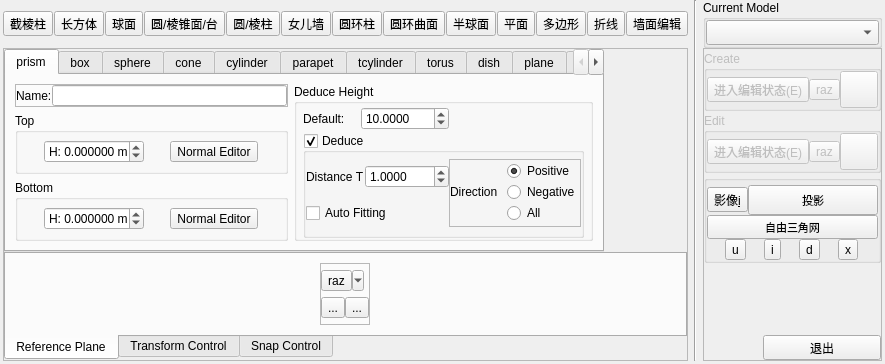
StOriJimmy/CloudCompare, file qCC/ui_templates/bdr3DGeometryEditPanel.ui: the form before one commit.
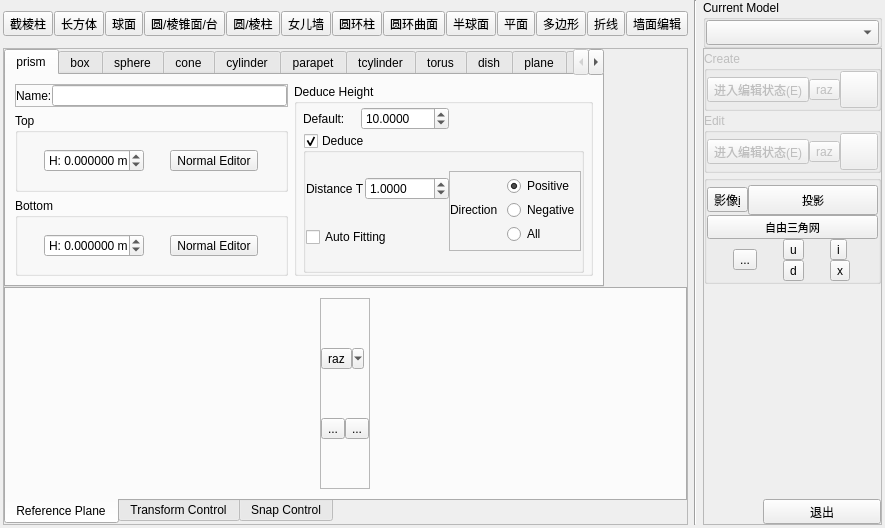
The form after the commit. Icons and pictures are not drawn.

The edit to the form file:
```diff
--- a/qCC/ui_templates/bdr3DGeometryEditPanel.ui
+++ b/qCC/ui_templates/bdr3DGeometryEditPanel.ui
@@ -7,7 +7,7 @@
     <x>0</x>
     <y>0</y>
     <width>632</width>
-    <height>330</height>
+    <height>528</height>
    </rect>
   </property>
   <property name="sizePolicy">
@@ -3219,11 +3219,31 @@
           </widget>
          </item>
          <item row="2" column="0" colspan="2">
-          <layout class="QHBoxLayout" name="horizontalLayout_6">
+          <layout class="QGridLayout" name="gridLayout_7">
            <property name="spacing">
             <number>0</number>
            </property>
-           <item>
+           <item row="2" column="1">
+            <widget class="QToolButton" name="csgDiffToolButton">
+             <property name="toolTip">
+              <string>CSG difference</string>
+             </property>
+             <property name="text">
+              <string>d</string>
+             </property>
+             <property name="icon">
+              <iconset resource="../icones.qrc">
+               <normaloff>:/CC/Stocker/images/stocker/csg_diff.png</normaloff>:/CC/Stocker/images/stocker/csg_diff.png</iconset>
+             </property>
+             <property name="iconSize">
+              <size>
+               <width>20</width>
+               <height>20</height>
+              </size>
+             </property>
+            </widget>
+           </item>
+           <item row="0" column="1">
             <widget class="QToolButton" name="csgUnionToolButton">
              <property name="toolTip">
               <string>CSG union</string>
@@ -3243,7 +3263,7 @@
              </property>
             </widget>
            </item>
-           <item>
+           <item row="0" column="2">
             <widget class="QToolButton" name="csgIntersectToolButton">
              <property name="toolTip">
               <string>CSG intersection</string>
@@ -3263,27 +3283,7 @@
              </property>
             </widget>
            </item>
-           <item>
-            <widget class="QToolButton" name="csgDiffToolButton">
-             <property name="toolTip">
-              <string>CSG difference</string>
-             </property>
-             <property name="text">
-              <string>d</string>
-             </property>
-             <property name="icon">
-              <iconset resource="../icones.qrc">
-               <normaloff>:/CC/Stocker/images/stocker/csg_diff.png</normaloff>:/CC/Stocker/images/stocker/csg_diff.png</iconset>
-             </property>
-             <property name="iconSize">
-              <size>
-               <width>20</width>
-               <height>20</height>
-              </size>
-             </property>
-            </widget>
-           </item>
-           <item>
+           <item row="2" column="2">
             <widget class="QToolButton" name="csgXorToolButton">
              <property name="toolTip">
               <string>CSG symmetric difference</string>
@@ -3303,6 +3303,26 @@
              </property>
             </widget>
            </item>
+           <item row="0" column="0" rowspan="3">
+            <widget class="QToolButton" name="csgToolButton">
+             <property name="toolTip">
+              <string>CSG operation</string>
+             </property>
+             <property name="text">
+              <string>...</string>
+             </property>
+             <property name="icon">
+              <iconset resource="../icones.qrc">
+               <normaloff>:/CC/Stocker/images/stocker/sitemap.png</normaloff>:/CC/Stocker/images/stocker/sitemap.png</iconset>
+             </property>
+             <property name="iconSize">
+              <size>
+               <width>46</width>
+               <height>46</height>
+              </size>
+             </property>
+            </widget>
+           </item>
           </layout>
          </item>
         </layout>
```
